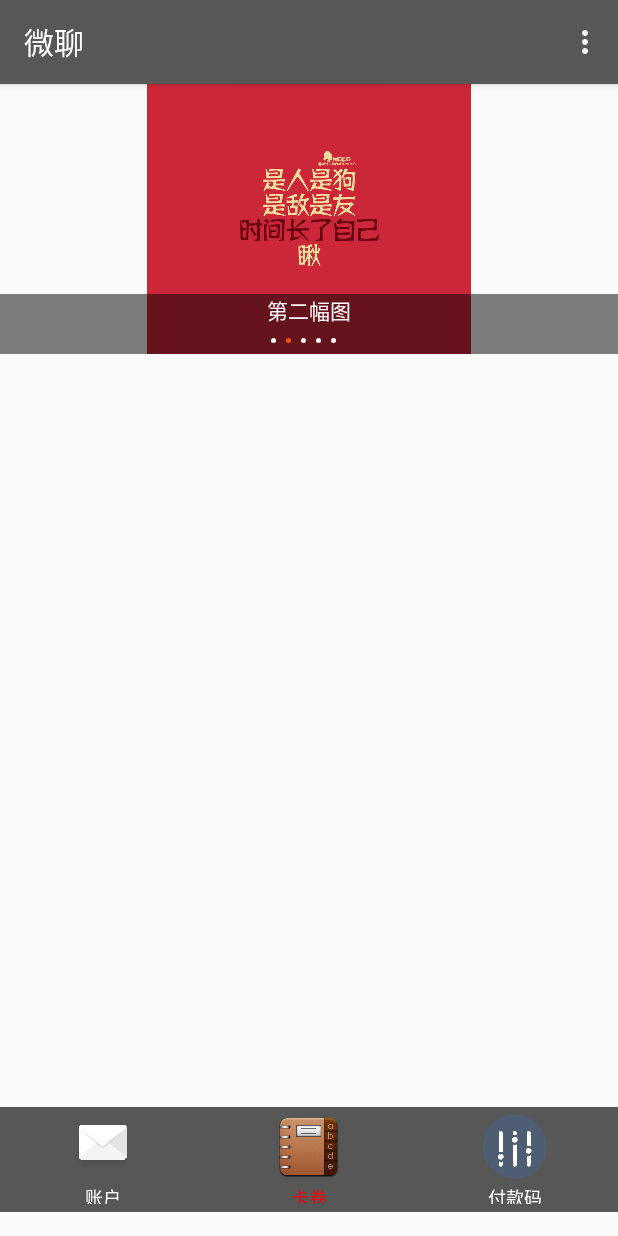
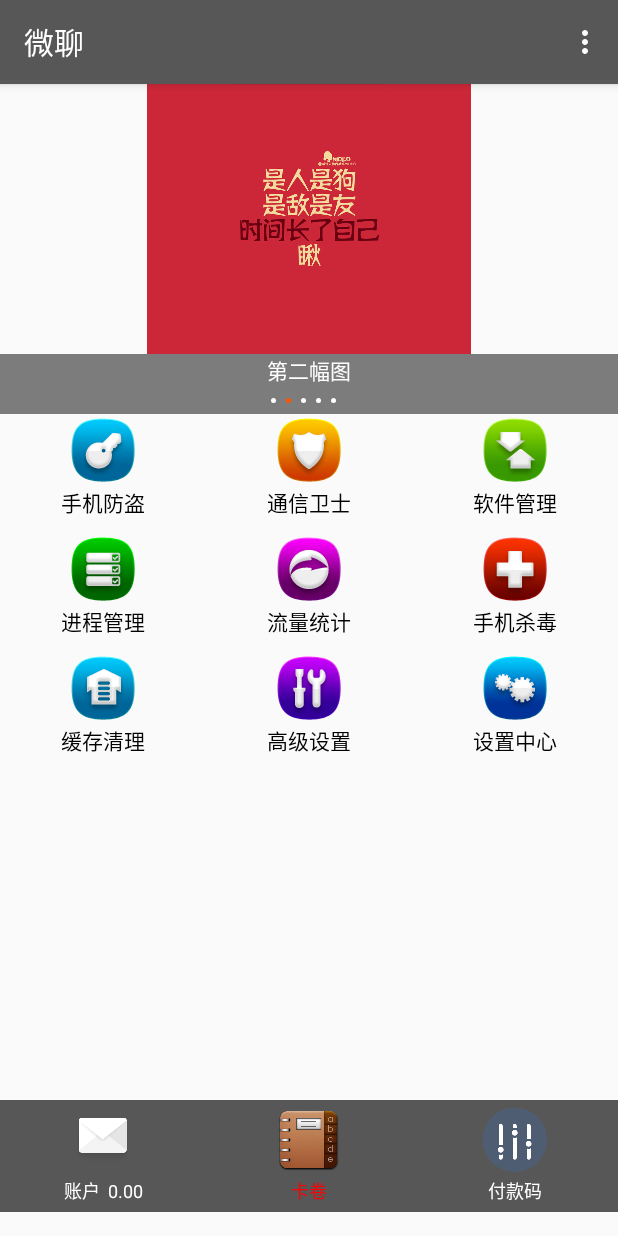
Before and after one commit to duguqingshui/Practice2, an Android app: the WalletActivity screen opened directly, with no data from a screen before it, on a phone screen of 412 x 824 dp. Run offline under Robolectric (Android 15) with nearby library versions, the light colour scheme and no system bars.

Commit message:
1优化我的钱包页面（基本样式已完成，只需要更改图片资源）

```diff
--- a/app/src/main/java/com/example/practice/app/home/MenuFragment.java
+++ b/app/src/main/java/com/example/practice/app/home/MenuFragment.java
@@ -88,7 +88,7 @@
                 break;
             case R.id.my_wallet:
                 MCIntent.sendIntentFromAnimLeft(getActivity(), WalletActivity.class);
-
+                break;
             case R.id.my_game:
                 MCIntent.sendIntentFromAnimLeft(getActivity(), GameActivity.class);
                 break;
--- a/app/src/main/java/com/example/practice/app/menu/wallet/WalletActivity.java
+++ b/app/src/main/java/com/example/practice/app/menu/wallet/WalletActivity.java
@@ -9,6 +9,7 @@
 import android.view.View;
 import android.view.ViewGroup;
 import android.widget.BaseAdapter;
+import android.widget.GridView;
 import android.widget.ImageView;
 import android.widget.LinearLayout;
 import android.widget.TextView;
@@ -32,12 +33,16 @@
     String[] titles;
     String[] mTitleStrs;
     int[] mDrawableIds;
+    private GridView gv_home;
     @Override
     protected void onCreate(@Nullable Bundle savedInstanceState) {
         super.onCreate(savedInstanceState);
         setContentView(R.layout.activity_wallet);
         ll_point = (LinearLayout) findViewById(R.id.ll_point);
         tv_title = (TextView) findViewById(R.id.tv_title);
+        gv_home=(GridView) findViewById(R.id.gv_home);
+        //九宫格控件设置数据适配器
+
         //初始化数据
 
         titles = new String[]{"第一个小人在干嘛","第二幅图","第三幅图，哈哈","第四幅图，呵呵","第五幅图，哈哈"};
@@ -53,6 +58,7 @@
         imagesid = new int[]{R.drawable.tu1,R.drawable.tu2,R.drawable.tu3,R.drawable.tu4,R.drawable.tu5};
 
         imagesList = new ArrayList<ImageView>();
+        gv_home.setAdapter(new MyAdapter());
         ImageView iv;  //滚动的图片
         View point;    // 小点
         LinearLayout.LayoutParams params;
--- a/app/src/main/java/com/example/practice/utils/Constant.java
+++ b/app/src/main/java/com/example/practice/utils/Constant.java
@@ -63,7 +63,7 @@
     /**
      * 服务器端的IP地址
      */
-    public static final String SERVER_IP_ADDRESS = "192.168.0.110";
+    public static final String SERVER_IP_ADDRESS = "192.168.0.116";
 
     /**
      * 服务器的端口地址
--- a/app/src/main/res/layout/activity_wallet.xml
+++ b/app/src/main/res/layout/activity_wallet.xml
@@ -1,8 +1,9 @@
-<RelativeLayout xmlns:android="http://schemas.android.com/apk/res/android"
+<LinearLayout xmlns:android="http://schemas.android.com/apk/res/android"
     xmlns:tools="http://schemas.android.com/tools"
     android:layout_width="match_parent"
     android:layout_height="match_parent"
     android:paddingBottom="@dimen/activity_vertical_margin"
+    android:orientation="vertical"
      >
 
     <android.support.v4.view.ViewPager
@@ -36,36 +37,35 @@
             android:orientation="horizontal"
             >
         </LinearLayout>
-        <GridView
-            android:id="@+id/gv_home"
-            android:numColumns="3"
-            android:verticalSpacing="10dp"
-            android:layout_width="match_parent"
-            android:layout_height="match_parent"
-            ></GridView>
+
     </LinearLayout>
+    <GridView
+        android:id="@+id/gv_home"
+        android:numColumns="3"
+        android:verticalSpacing="10dp"
+        android:layout_width="match_parent"
+        android:layout_height="0dp"
+        android:layout_weight="1"
+        ></GridView>
     <RadioGroup
         android:id="@+id/rg_group"
         android:layout_width="match_parent"
-        android:layout_height="70dp"
+        android:layout_height="wrap_content"
         android:background="@color/main_color"
-        android:gravity="center"
         android:orientation="horizontal"
-        android:layout_alignParentBottom="true">
+      >
 
         <RadioButton
             android:id="@+id/rb_message"
             style="@style/Bottom_Tab_Style"
             android:drawableTop="@drawable/tab_message_selector"
-            android:text="账户"
-            android:onClick="clickMenu"
+            android:text="账户  0.00"
             />
         <RadioButton
             android:id="@+id/rb_addressbook"
             style="@style/Bottom_Tab_Style"
             android:drawableTop="@drawable/tab_addressbook_selector"
             android:text="卡卷"
-            android:onClick="clickMenu"
             android:checked="true"
             />
         <RadioButton
@@ -73,9 +73,8 @@
             style="@style/Bottom_Tab_Style"
             android:drawableTop="@drawable/tab_me_selector"
             android:text="付款码"
-            android:onClick="clickMenu"
             />
     </RadioGroup>
 
 
-</RelativeLayout>
+</LinearLayout>
--- a/app/src/main/res/layout/gridview_item.xml
+++ b/app/src/main/res/layout/gridview_item.xml
@@ -6,7 +6,7 @@
     android:gravity="center" >
     <ImageView
         android:id="@+id/iv_icon"
-        android:background="@drawable/ic_launcher"
+        android:background="@mipmap/ic_launcher"
         android:layout_width="wrap_content"
         android:layout_height="wrap_content"
         />
```
